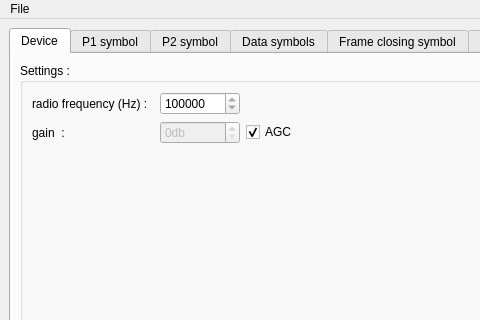
Above: src/main_window.ui from JustZhenya/sdr_receiver_dvb_t2 before the change; both pictures show x 0 to 480 and y 0 to 320 of the 1228 by 716 pixel window. Below: the same form after it.
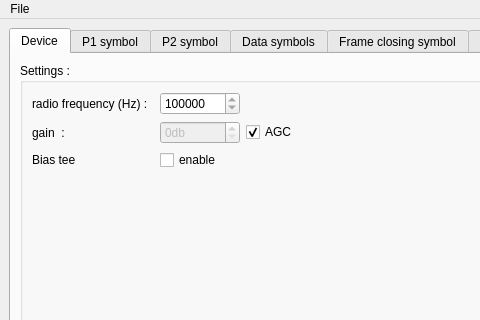
That is the form after the change. Icons and pictures are not drawn. Custom widgets are drawn as their Qt base class.

```diff
--- a/src/main_window.ui
+++ b/src/main_window.ui
@@ -252,6 +252,20 @@
              </property>
             </widget>
            </item>
+           <item row="6" column="2">
+            <widget class="QCheckBox" name="checkBox_biastee">
+             <property name="text">
+              <string>enable</string>
+             </property>
+            </widget>
+           </item>
+           <item row="6" column="0">
+            <widget class="QLabel" name="label_biastee">
+             <property name="text">
+              <string>Bias tee</string>
+             </property>
+            </widget>
+           </item>
           </layout>
          </widget>
         </item>
```
